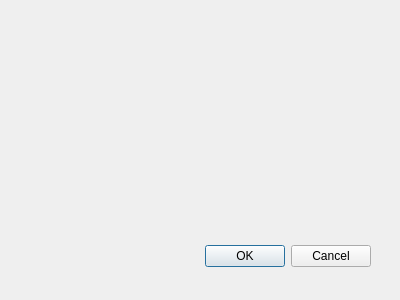
Qt form App/BuildConfigDialog.ui (vfdev-5/RuntimeCppCompileTest) before a commit.
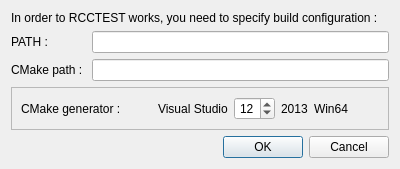
The same form after that commit.

Commit message: dev under Windows + BuildConfigDialog

```diff
--- a/App/BuildConfigDialog.ui
+++ b/App/BuildConfigDialog.ui
@@ -7,28 +7,140 @@
     <x>0</x>
     <y>0</y>
     <width>400</width>
-    <height>300</height>
+    <height>166</height>
    </rect>
   </property>
   <property name="windowTitle">
    <string>Dialog</string>
   </property>
-  <widget class="QDialogButtonBox" name="buttonBox">
-   <property name="geometry">
-    <rect>
-     <x>30</x>
-     <y>240</y>
-     <width>341</width>
-     <height>32</height>
-    </rect>
-   </property>
-   <property name="orientation">
-    <enum>Qt::Horizontal</enum>
-   </property>
-   <property name="standardButtons">
-    <set>QDialogButtonBox::Cancel|QDialogButtonBox::Ok</set>
-   </property>
-  </widget>
+  <layout class="QGridLayout" name="gridLayout">
+   <item row="0" column="0">
+    <widget class="QLabel" name="label">
+     <property name="text">
+      <string>In order to RCCTEST works, you need to specify build configuration :</string>
+     </property>
+    </widget>
+   </item>
+   <item row="3" column="0">
+    <widget class="QDialogButtonBox" name="_buttons">
+     <property name="orientation">
+      <enum>Qt::Horizontal</enum>
+     </property>
+     <property name="standardButtons">
+      <set>QDialogButtonBox::Cancel|QDialogButtonBox::Ok</set>
+     </property>
+    </widget>
+   </item>
+   <item row="1" column="0">
+    <layout class="QFormLayout" name="formLayout">
+     <property name="verticalSpacing">
+      <number>6</number>
+     </property>
+     <item row="2" column="0">
+      <widget class="QLabel" name="label_2">
+       <property name="text">
+        <string>CMake path : </string>
+       </property>
+      </widget>
+     </item>
+     <item row="2" column="1">
+      <widget class="QLineEdit" name="_cmakePath"/>
+     </item>
+     <item row="1" column="0">
+      <widget class="QLabel" name="label_5">
+       <property name="text">
+        <string>PATH :</string>
+       </property>
+      </widget>
+     </item>
+     <item row="1" column="1">
+      <widget class="QLineEdit" name="_path"/>
+     </item>
+    </layout>
+   </item>
+   <item row="2" column="0">
+    <widget class="QFrame" name="_isWin">
+     <property name="frameShape">
+      <enum>QFrame::StyledPanel</enum>
+     </property>
+     <property name="frameShadow">
+      <enum>QFrame::Raised</enum>
+     </property>
+     <layout class="QHBoxLayout" name="horizontalLayout_2">
+      <item>
+       <widget class="QLabel" name="label_3">
+        <property name="text">
+         <string>CMake generator :</string>
+        </property>
+       </widget>
+      </item>
+      <item>
+       <spacer name="horizontalSpacer_2">
+        <property name="orientation">
+         <enum>Qt::Horizontal</enum>
+        </property>
+        <property name="sizeHint" stdset="0">
+         <size>
+          <width>40</width>
+          <height>20</height>
+         </size>
+        </property>
+       </spacer>
+      </item>
+      <item>
+       <widget class="QLabel" name="label_4">
+        <property name="text">
+         <string>Visual Studio</string>
+        </property>
+       </widget>
+      </item>
+      <item>
+       <widget class="QSpinBox" name="_vsversion">
+        <property name="alignment">
+         <set>Qt::AlignCenter</set>
+        </property>
+        <property name="minimum">
+         <number>8</number>
+        </property>
+        <property name="maximum">
+         <number>20</number>
+        </property>
+        <property name="value">
+         <number>12</number>
+        </property>
+       </widget>
+      </item>
+      <item>
+       <widget class="QLabel" name="_vsyear">
+        <property name="text">
+         <string>2013</string>
+        </property>
+       </widget>
+      </item>
+      <item>
+       <widget class="QLabel" name="_arch64">
+        <property name="text">
+         <string>Win64</string>
+        </property>
+       </widget>
+      </item>
+      <item>
+       <spacer name="horizontalSpacer">
+        <property name="orientation">
+         <enum>Qt::Horizontal</enum>
+        </property>
+        <property name="sizeHint" stdset="0">
+         <size>
+          <width>40</width>
+          <height>20</height>
+         </size>
+        </property>
+       </spacer>
+      </item>
+     </layout>
+    </widget>
+   </item>
+  </layout>
  </widget>
  <resources/>
  <connections>
```
Left out of the diff: 28 changed lines with no effect on the pictures. The commit also changes 8 other files.
